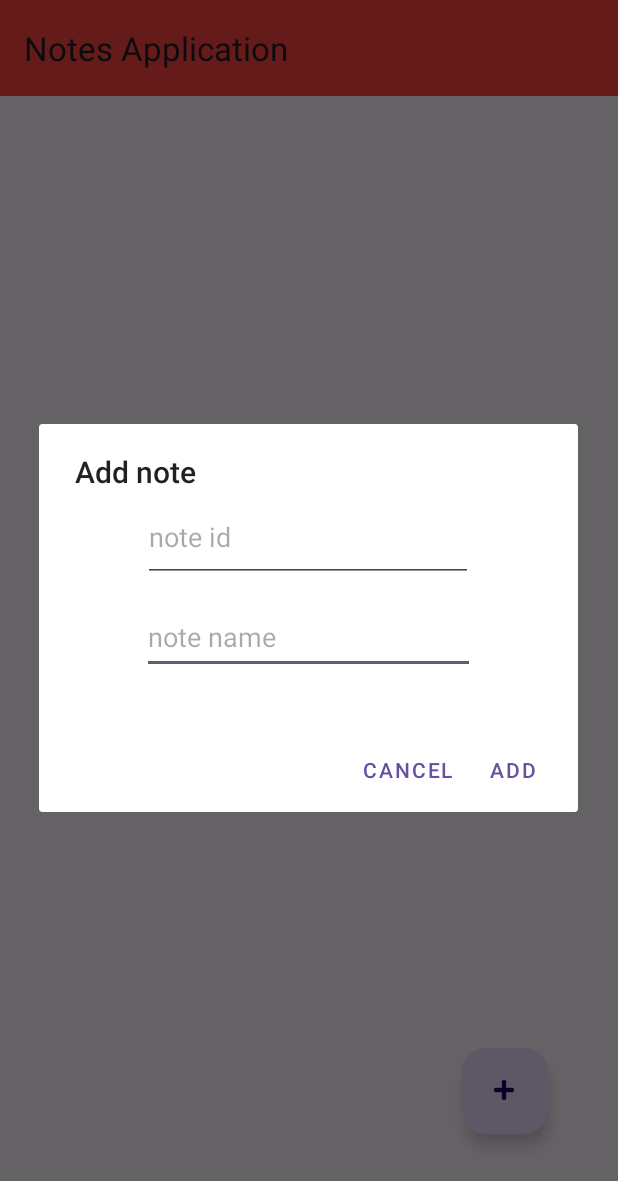
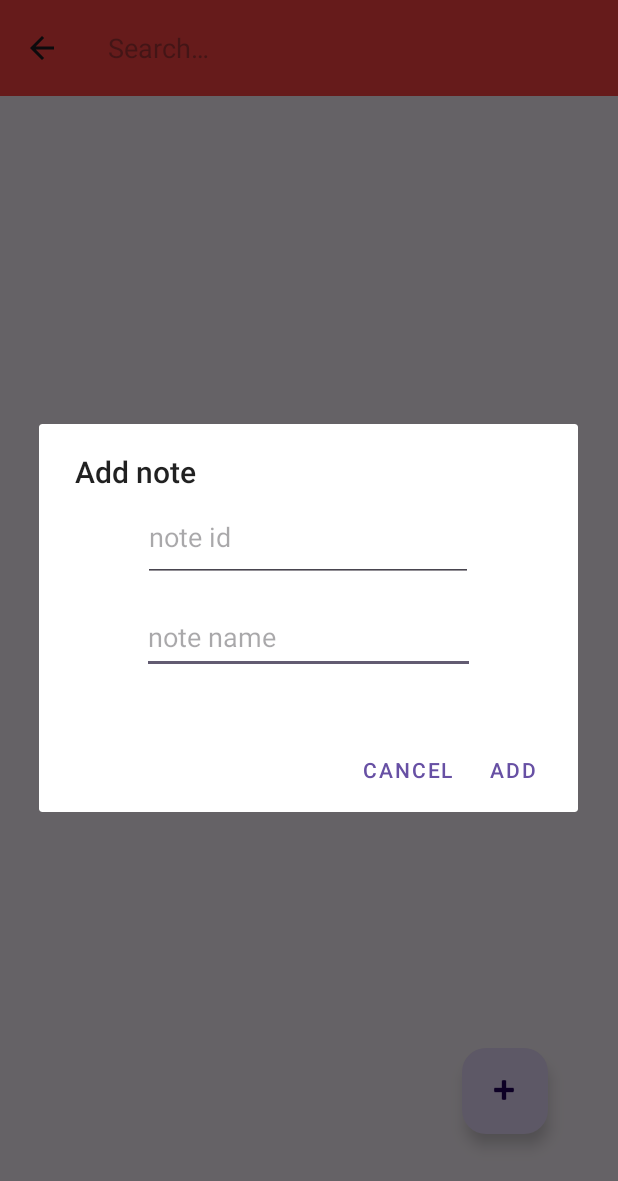
Before and after one commit to cansusancar/NotesApplication, an Android app: the screen it shows after launch (MainActivity), after a tap on an icon or button, on a phone screen of 412 x 824 dp. Shown: the top 1181 px of the screen. Run offline under Robolectric (Android 15) with nearby library versions, the phone set to English and light mode, and no system bars; our stand-ins replace Firebase (no records; nobody signed in at launch, a user with empty details on screens opened directly); 1 other tap on this screen came first.

```diff
--- a/app/src/main/java/com/example/notesapplication/MainActivity.kt
+++ b/app/src/main/java/com/example/notesapplication/MainActivity.kt
@@ -3,9 +3,12 @@ package com.example.notesapplication
 import android.app.AlertDialog
 import androidx.appcompat.app.AppCompatActivity
 import android.os.Bundle
+import android.util.Log
 import android.view.LayoutInflater
+import android.view.Menu
 import android.widget.EditText
 import android.widget.Toast
+import androidx.appcompat.widget.SearchView
 import androidx.recyclerview.widget.LinearLayoutManager
 import com.example.notesapplication.databinding.ActivityMainBinding
 import com.example.notesapplication.databinding.AlertDesignBinding
@@ -15,7 +18,7 @@ import com.google.firebase.database.DatabaseReference
 import com.google.firebase.database.FirebaseDatabase
 import com.google.firebase.database.ValueEventListener
 
-class MainActivity : AppCompatActivity(){
+class MainActivity : AppCompatActivity(), SearchView.OnQueryTextListener{
 private lateinit var binding: ActivityMainBinding
     private lateinit var notesList: ArrayList<Note>
     private lateinit var adapter: NotesAdapter
@@ -120,6 +123,51 @@ private lateinit var binding: ActivityMainBinding
         }
         ad.create().show()
     }
+    override fun onCreateOptionsMenu(menu: Menu?): Boolean {
+        menuInflater.inflate(R.menu.toolbar_menu,menu)
+
+        val item = menu?.findItem(R.id.action_search)
+        val searchView = item?.actionView as SearchView
+        searchView.setOnQueryTextListener(this)
+        return super.onCreateOptionsMenu(menu)
+    }
+    fun searching(searchWord:String){
+        refNotes.addValueEventListener(object : ValueEventListener{
+            override fun onDataChange(snapshot: DataSnapshot) {
+                notesList.clear()
+
+                for (data in snapshot.children){
+                    val note =data.getValue(Note::class.java)
+
+                    if (note != null){
+                        if (note.note_name!!.contains(searchWord)){
+                            note.note_id= data.key
+                            notesList.add(note)
+                        }
+                    }
+                }
+
+                adapter.notifyDataSetChanged()
+            }
+
+            override fun onCancelled(error: DatabaseError) {
+                TODO("Not yet implemented")
+            }
+
+        })
+    }
+    override fun onQueryTextSubmit(query: String): Boolean {
+      searching(query)
+        Log.e("sended search",query.toString())
+        return true
+    }
+
+    override fun onQueryTextChange(newText: String): Boolean {
+   searching(newText)
+        Log.e("as letters are typed",newText.toString())
+        return true
+    }
+
 
 
 }
--- /dev/null
+++ b/app/src/main/res/drawable/search.xml
@@ -0,0 +1,5 @@
+<vector android:height="24dp" android:tint="#000000"
+    android:viewportHeight="24" android:viewportWidth="24"
+    android:width="24dp" xmlns:android="http://schemas.android.com/apk/res/android">
+    <path android:fillColor="@android:color/white" android:pathData="M15.5,14h-0.79l-0.28,-0.27C15.41,12.59 16,11.11 16,9.5 16,5.91 13.09,3 9.5,3S3,5.91 3,9.5 5.91,16 9.5,16c1.61,0 3.09,-0.59 4.23,-1.57l0.27,0.28v0.79l5,4.99L20.49,19l-4.99,-5zM9.5,14C7.01,14 5,11.99 5,9.5S7.01,5 9.5,5 14,7.01 14,9.5 11.99,14 9.5,14z"/>
+</vector>
--- /dev/null
+++ b/app/src/main/res/menu/toolbar_menu.xml
@@ -0,0 +1,11 @@
+<?xml version="1.0" encoding="utf-8"?>
+<menu xmlns:app="http://schemas.android.com/apk/res-auto"
+    xmlns:android="http://schemas.android.com/apk/res/android">
+
+    <item
+        android:id="@+id/action_search"
+        android:icon="@drawable/search"
+        android:title="Search"
+        app:actionViewClass="androidx.appcompat.widget.SearchView"
+        app:showAsAction="always|collapseActionView" />
+</menu>
```
